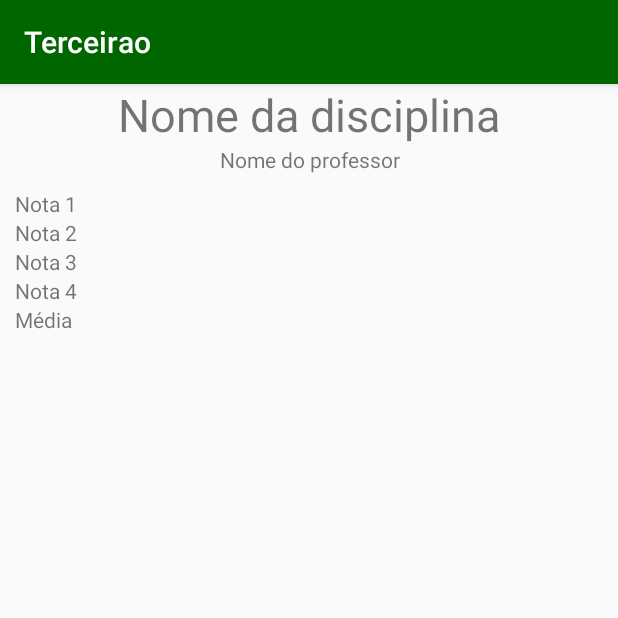
After one commit to raphaelframos/devmov1, an Android app: the DetalheNotaActivity screen opened directly, with no data from a screen before it, on a phone screen of 412 x 824 dp, the top half of it. The commit adds this screen. Run offline under Robolectric (Android 15) with nearby library versions, the phone set to English and light mode, and no system bars.

Commit message:
Novo layout e click na lista

```diff
--- a/Terceirao/app/src/main/AndroidManifest.xml
+++ b/Terceirao/app/src/main/AndroidManifest.xml
@@ -20,7 +20,8 @@
         </activity>
         <activity android:name=".NovaDisciplinaActivity" />
         <activity android:name=".CadastroDeNotaActivity" />
-        <activity android:name=".NotasActivity"></activity>
+        <activity android:name=".NotasActivity" />
+        <activity android:name=".DetalheNotaActivity"></activity>
     </application>
 
 </manifest>
--- /dev/null
+++ b/Terceirao/app/src/main/java/com/raphaelframos/terceirao/DetalheNotaActivity.java
@@ -0,0 +1,26 @@
+package com.raphaelframos.terceirao;
+
+import android.support.v7.app.AppCompatActivity;
+import android.os.Bundle;
+
+import com.raphaelframos.terceirao.model.Disciplina;
+
+public class DetalheNotaActivity extends AppCompatActivity {
+
+    @Override
+    protected void onCreate(Bundle savedInstanceState) {
+        super.onCreate(savedInstanceState);
+        setContentView(R.layout.activity_detalhe_nota);
+
+        Disciplina disciplina = new Disciplina();
+        disciplina.setNome("Portugues");
+        disciplina.setNomeDoProfessor("Renato");
+        disciplina.adicionaNota(50);
+        disciplina.adicionaNota(60);
+        disciplina.adicionaNota(50);
+        disciplina.adicionaNota(60);
+
+        disciplina.calculaMedia();
+
+    }
+}
--- a/Terceirao/app/src/main/java/com/raphaelframos/terceirao/NotasActivity.java
+++ b/Terceirao/app/src/main/java/com/raphaelframos/terceirao/NotasActivity.java
@@ -30,7 +30,7 @@ public class NotasActivity extends AppCompatActivity {
         recyclerViewNotas.setLayoutManager(new LinearLayoutManager(getApplicationContext()));
 
         BancoDeDados.getInstance().criaDisciplinasDemo();
-        notaAdapter = new NotaAdapter(BancoDeDados.getInstance().criaDisciplinasDemo());
+        notaAdapter = new NotaAdapter(this, BancoDeDados.getInstance().criaDisciplinasDemo());
         recyclerViewNotas.setAdapter(notaAdapter);
     }
 
--- a/Terceirao/app/src/main/java/com/raphaelframos/terceirao/NovaDisciplinaActivity.java
+++ b/Terceirao/app/src/main/java/com/raphaelframos/terceirao/NovaDisciplinaActivity.java
@@ -8,6 +8,7 @@ import android.widget.EditText;
 import android.widget.Toast;
 
 import com.raphaelframos.terceirao.banco_dados.BancoDeDados;
+import com.raphaelframos.terceirao.model.Disciplina;
 
 public class NovaDisciplinaActivity extends AppCompatActivity {
 
@@ -21,9 +22,15 @@ public class NovaDisciplinaActivity extends AppCompatActivity {
 
         String nomeDoAluno = getIntent().getStringExtra("nome");
         int idade = getIntent().getIntExtra("idade", 0);
+        Disciplina disciplina = (Disciplina) getIntent().getSerializableExtra("disciplina");
+
 
         editNome = findViewById(R.id.edit_text_nome_disciplina);
         buttonSalvar = findViewById(R.id.button_salvar);
+
+        if(disciplina != null){
+            editNome.setText(disciplina.getNome());
+        }
 
         buttonSalvar.setOnClickListener(new View.OnClickListener() {
             @Override
--- a/Terceirao/app/src/main/java/com/raphaelframos/terceirao/adapter/NotaAdapter.java
+++ b/Terceirao/app/src/main/java/com/raphaelframos/terceirao/adapter/NotaAdapter.java
@@ -1,11 +1,15 @@
 package com.raphaelframos.terceirao.adapter;
 
+import android.app.Activity;
+import android.content.Intent;
 import android.support.v7.widget.RecyclerView;
 import android.view.LayoutInflater;
 import android.view.View;
 import android.view.ViewGroup;
 import android.widget.TextView;
+import android.widget.Toast;
 
+import com.raphaelframos.terceirao.NovaDisciplinaActivity;
 import com.raphaelframos.terceirao.R;
 import com.raphaelframos.terceirao.model.Disciplina;
 
@@ -18,9 +22,11 @@ import java.util.ArrayList;
 public class NotaAdapter extends RecyclerView.Adapter<NotaAdapter.NotaViewHolder>{
 
     private ArrayList<Disciplina> disciplinas;
+    private Activity context;
 
-    public NotaAdapter(ArrayList<Disciplina> disciplinasDaActivity) {
+    public NotaAdapter(Activity context, ArrayList<Disciplina> disciplinasDaActivity) {
         this.disciplinas = disciplinasDaActivity;
+        this.context = context;
     }
 
     @Override
@@ -33,10 +39,28 @@ public class NotaAdapter extends RecyclerView.Adapter<NotaAdapter.NotaViewHolder
     @Override
     public void onBindViewHolder(NotaViewHolder holder, int position) {
 
-        Disciplina disciplina = disciplinas.get(position);
+        final Disciplina disciplina = disciplinas.get(position);
 
         holder.textViewNome.setText(disciplina.getNome());
         holder.textViewMedia.setText(disciplina.getMedia()+ "");
+
+
+        holder.itemView.setOnClickListener(new View.OnClickListener() {
+            @Override
+            public void onClick(View view) {
+                Toast.makeText(context,"Cliquei com click curto", Toast.LENGTH_LONG).show();
+            }
+        });
+
+        holder.itemView.setOnLongClickListener(new View.OnLongClickListener() {
+            @Override
+            public boolean onLongClick(View view) {
+                Intent it = new Intent(context, NovaDisciplinaActivity.class);
+                it.putExtra("disciplina", disciplina);
+                context.startActivity(it);
+                return false;
+            }
+        });
 
     }
 
--- a/Terceirao/app/src/main/java/com/raphaelframos/terceirao/model/Disciplina.java
+++ b/Terceirao/app/src/main/java/com/raphaelframos/terceirao/model/Disciplina.java
@@ -1,13 +1,20 @@
 package com.raphaelframos.terceirao.model;
+
+import java.io.Serializable;
+import java.util.ArrayList;
 
 /**
  * Created by raphaelramos on 20/03/2018.
  */
 
-public class Disciplina {
+public class Disciplina implements Serializable{
 
     private String nome;
+    private String nomeDoProfessor;
     private double media;
+    private ArrayList<Double> notas = new ArrayList<>();
+
+    public Disciplina(){}
 
     public Disciplina(String nome, double media) {
         setNome(nome);
@@ -29,4 +36,37 @@ public class Disciplina {
     public void setMedia(double media) {
         this.media = media;
     }
+
+    public ArrayList<Double> getNotas() {
+        return notas;
+    }
+
+    public void setNotas(ArrayList<Double> notas) {
+        this.notas = notas;
+    }
+
+    public String getNomeDoProfessor() {
+        return nomeDoProfessor;
+    }
+
+    public void setNomeDoProfessor(String nomeDoProfessor) {
+        this.nomeDoProfessor = nomeDoProfessor;
+    }
+
+    public void adicionaNota(double nota) {
+        if(notas == null){
+            notas = new ArrayList<>();
+        }
+
+        notas.add(nota);
+    }
+
+    public void calculaMedia() {
+
+        double media = 0;
+        for(double nota : notas){
+            media = media + nota;
+        }
+        media = media/notas.size();
+    }
 }
--- /dev/null
+++ b/Terceirao/app/src/main/res/layout/activity_detalhe_nota.xml
@@ -0,0 +1,89 @@
+<?xml version="1.0" encoding="utf-8"?>
+<LinearLayout xmlns:android="http://schemas.android.com/apk/res/android"
+    xmlns:app="http://schemas.android.com/apk/res-auto"
+    xmlns:tools="http://schemas.android.com/tools"
+    android:layout_width="match_parent"
+    android:layout_height="match_parent"
+    android:orientation="vertical"
+    tools:context=".DetalheNotaActivity">
+
+    <TextView
+        android:text="Nome da disciplina"
+        android:textSize="30sp"
+        android:gravity="center_horizontal"
+        android:layout_width="match_parent"
+        android:layout_height="wrap_content" />
+
+    <TextView
+        android:gravity="center_horizontal"
+        android:text="Nome do professor"
+        android:layout_width="match_parent"
+        android:layout_height="wrap_content" />
+
+    <TableLayout
+        android:layout_margin="10dp"
+        android:layout_width="match_parent"
+        android:layout_height="wrap_content">
+
+        <TableRow>
+
+            <TextView android:layout_width="wrap_content"
+                android:text="Nota 1"
+                android:layout_height="wrap_content"/>
+
+            <TextView android:layout_width="wrap_content"
+                android:layout_marginLeft="10dp"
+                android:id="@+id/text_view_nota1"
+                android:layout_height="wrap_content"/>
+        </TableRow>
+
+        <TableRow>
+
+            <TextView android:layout_width="wrap_content"
+                android:text="Nota 2"
+                android:layout_height="wrap_content"/>
+
+            <TextView android:layout_width="wrap_content"
+                android:layout_marginLeft="10dp"
+                android:id="@+id/text_view_nota2"
+                android:layout_height="wrap_content"/>
+        </TableRow>
+
+        <TableRow>
+
+            <TextView android:layout_width="wrap_content"
+                android:text="Nota 3"
+                android:layout_height="wrap_content"/>
+
+            <TextView android:layout_width="wrap_content"
+                android:layout_marginLeft="10dp"
+                android:id="@+id/text_view_nota3"
+                android:layout_height="wrap_content"/>
+        </TableRow>
+
+        <TableRow>
+
+            <TextView android:layout_width="wrap_content"
+                android:text="Nota 4"
+                android:layout_height="wrap_content"/>
+
+            <TextView android:layout_width="wrap_content"
+                android:layout_marginLeft="10dp"
+                android:id="@+id/text_view_nota4"
+                android:layout_height="wrap_content"/>
+        </TableRow>
+
+        <TableRow>
+
+            <TextView android:layout_width="wrap_content"
+                android:text="Média"
+                android:layout_height="wrap_content"/>
+
+            <TextView android:layout_width="wrap_content"
+                android:layout_marginLeft="10dp"
+                android:id="@+id/text_view_media"
+                android:layout_height="wrap_content"/>
+        </TableRow>
+    </TableLayout>
+
+</LinearLayout>
--- a/Terceirao/app/src/main/res/layout/adapter_nota.xml
+++ b/Terceirao/app/src/main/res/layout/adapter_nota.xml
@@ -3,6 +3,7 @@
     xmlns:app="http://schemas.android.com/apk/res-auto"
     android:orientation="vertical"
     android:background="@color/colorPrimary"
+    android:clickable="true"
     android:layout_width="match_parent"
     android:layout_height="wrap_content">
 
--- a/Terceirao/app/src/main/res/values/colors.xml
+++ b/Terceirao/app/src/main/res/values/colors.xml
@@ -2,6 +2,6 @@
 <resources>
     <color name="colorPrimary">#006600</color>
     <color name="colorPrimaryDark">#002800</color>
-    <color name="colorAccent">#800000</color>
+    <color name="colorAccent">#004D4D</color>
     <color name="vermelho">#d60303</color>
 </resources>
--- a/Terceirao/build.gradle
+++ b/Terceirao/build.gradle
@@ -7,7 +7,7 @@ buildscript {
         jcenter()
     }
     dependencies {
-        classpath 'com.android.tools.build:gradle:3.0.1'
+        classpath 'com.android.tools.build:gradle:3.1.0'
 
 
         // NOTE: Do not place your application dependencies here; they belong
```
Also changed, not shown: Terceirao/gradle/wrapper/gradle-wrapper.properties.
